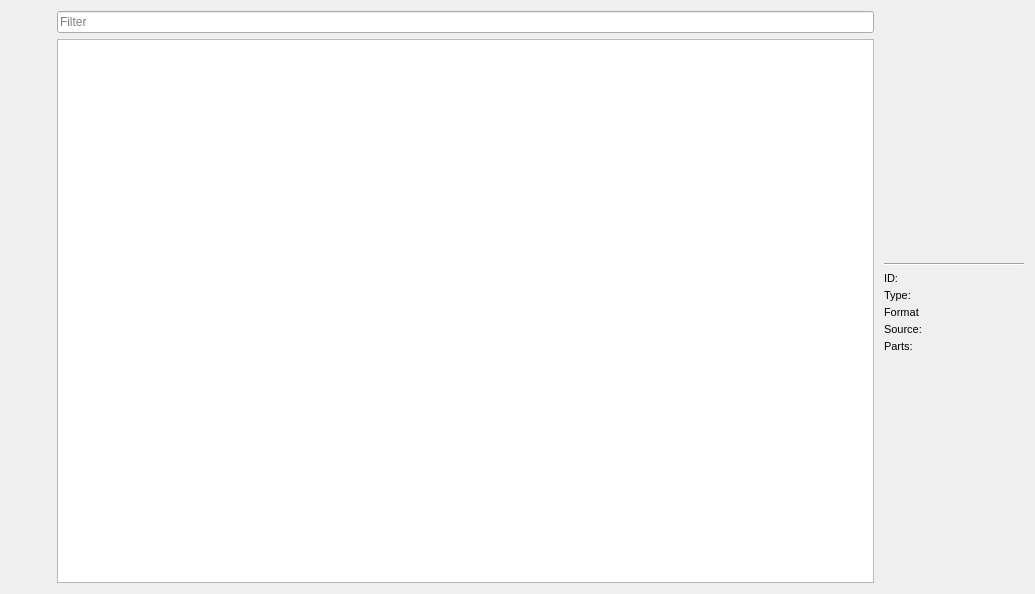
Qt form src/OplPcTools/UI/GameListWidget.ui (brainstream/OPL-PC-Tools) before a commit.
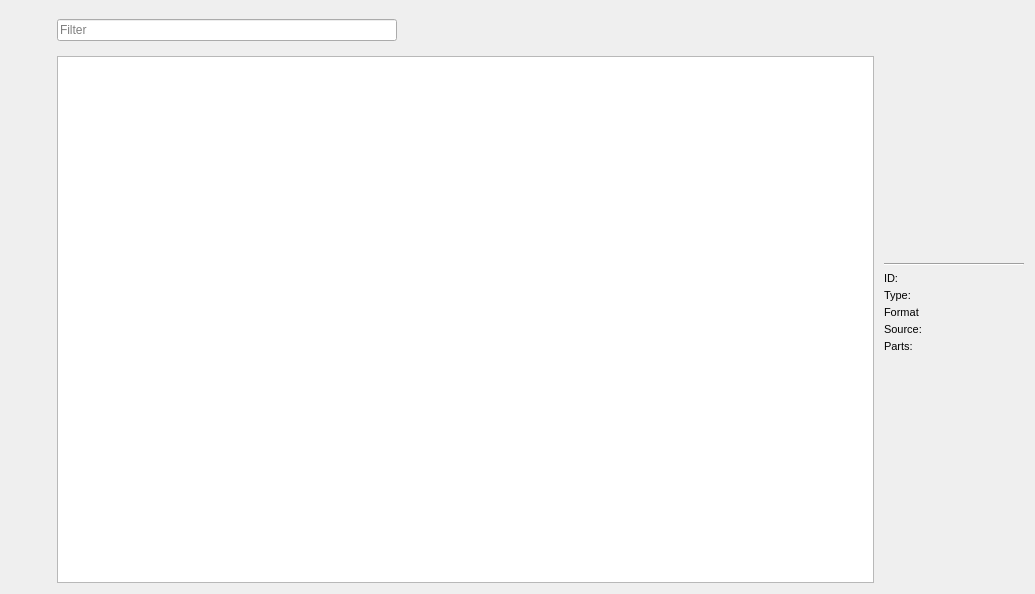
The same form after that commit. Icons and pictures are not drawn.

Commit message: Download all pictures of all games at once

The edit to the form file:
```diff
--- a/src/OplPcTools/UI/GameListWidget.ui
+++ b/src/OplPcTools/UI/GameListWidget.ui
@@ -148,56 +148,6 @@
         </property>
        </spacer>
       </item>
-      <item>
-       <widget class="QToolButton" name="mp_btn_import">
-        <property name="sizePolicy">
-         <sizepolicy hsizetype="Expanding" vsizetype="Preferred">
-          <horstretch>0</horstretch>
-          <verstretch>0</verstretch>
-         </sizepolicy>
-        </property>
-        <property name="text">
-         <string notr="true"/>
-        </property>
-        <property name="iconSize">
-         <size>
-          <width>32</width>
-          <height>32</height>
-         </size>
-        </property>
-        <property name="toolButtonStyle">
-         <enum>Qt::ToolButtonStyle::ToolButtonTextUnderIcon</enum>
-        </property>
-        <property name="autoRaise">
-         <bool>true</bool>
-        </property>
-       </widget>
-      </item>
-      <item>
-       <widget class="QToolButton" name="mp_btn_install">
-        <property name="sizePolicy">
-         <sizepolicy hsizetype="Expanding" vsizetype="Preferred">
-          <horstretch>0</horstretch>
-          <verstretch>0</verstretch>
-         </sizepolicy>
-        </property>
-        <property name="text">
-         <string notr="true"/>
-        </property>
-        <property name="iconSize">
-         <size>
-          <width>32</width>
-          <height>32</height>
-         </size>
-        </property>
-        <property name="toolButtonStyle">
-         <enum>Qt::ToolButtonStyle::ToolButtonTextUnderIcon</enum>
-        </property>
-        <property name="autoRaise">
-         <bool>true</bool>
-        </property>
-       </widget>
-      </item>
      </layout>
     </widget>
    </item>
@@ -207,14 +157,88 @@
       <number>4</number>
      </property>
      <item>
-      <widget class="QLineEdit" name="mp_edit_filter">
-       <property name="placeholderText">
-        <string>Filter</string>
-       </property>
-       <property name="clearButtonEnabled">
-        <bool>true</bool>
-       </property>
-      </widget>
+      <layout class="QHBoxLayout" name="horizontalLayout">
+       <item>
+        <widget class="QLineEdit" name="mp_edit_filter">
+         <property name="placeholderText">
+          <string>Filter</string>
+         </property>
+         <property name="clearButtonEnabled">
+          <bool>true</bool>
+         </property>
+        </widget>
+       </item>
+       <item>
+        <spacer name="horizontalSpacer">
+         <property name="orientation">
+          <enum>Qt::Orientation::Horizontal</enum>
+         </property>
+         <property name="sizeHint" stdset="0">
+          <size>
+           <width>40</width>
+           <height>20</height>
+          </size>
+         </property>
+        </spacer>
+       </item>
+       <item>
+        <widget class="QToolButton" name="mp_btn_download_arts">
+         <property name="text">
+          <string notr="true"/>
+         </property>
+         <property name="iconSize">
+          <size>
+           <width>32</width>
+           <height>32</height>
+          </size>
+         </property>
+         <property name="toolButtonStyle">
+          <enum>Qt::ToolButtonStyle::ToolButtonTextBesideIcon</enum>
+         </property>
+         <property name="autoRaise">
+          <bool>true</bool>
+         </property>
+        </widget>
+       </item>
+       <item>
+        <widget class="QToolButton" name="mp_btn_import">
+         <property name="text">
+          <string notr="true"/>
+         </property>
+         <property name="iconSize">
+          <size>
+           <width>32</width>
+           <height>32</height>
+          </size>
+         </property>
+         <property name="toolButtonStyle">
+          <enum>Qt::ToolButtonStyle::ToolButtonTextBesideIcon</enum>
+         </property>
+         <property name="autoRaise">
+          <bool>true</bool>
+         </property>
+        </widget>
+       </item>
+       <item>
+        <widget class="QToolButton" name="mp_btn_install">
+         <property name="text">
+          <string notr="true"/>
+         </property>
+         <property name="iconSize">
+          <size>
+           <width>32</width>
+           <height>32</height>
+          </size>
+         </property>
+         <property name="toolButtonStyle">
+          <enum>Qt::ToolButtonStyle::ToolButtonTextBesideIcon</enum>
+         </property>
+         <property name="autoRaise">
+          <bool>true</bool>
+         </property>
+        </widget>
+       </item>
+      </layout>
      </item>
      <item>
       <widget class="QTreeView" name="mp_tree_games">
```
Left out of the diff: 36 changed lines with no effect on the pictures. The commit also changes 10 other files.
